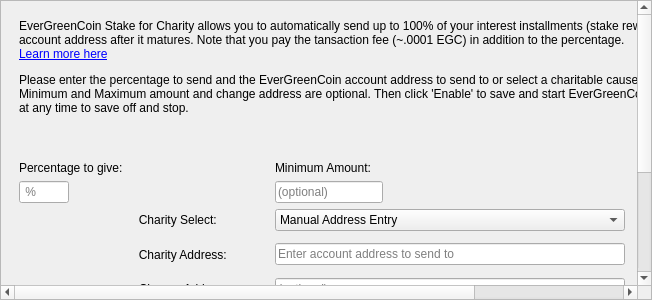
The window that src/qt/forms/charitydialog.ui (EverGreenCoinDev/EverGreenCoin) describes before a commit, drawn with Qt 5.
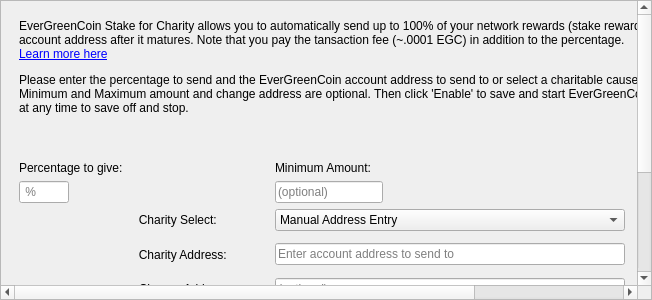
The same window after the commit. Icons and pictures are not drawn.

Commit message: Revert unintended changes

Diff of the .ui file:
```diff
--- a/src/qt/forms/charitydialog.ui
+++ b/src/qt/forms/charitydialog.ui
@@ -46,10 +46,10 @@
       </property>
       <property name="geometry">
        <rect>
-        <x>-145</x>
-        <y>-60</y>
-        <width>841</width>
-        <height>488</height>
+        <x>0</x>
+        <y>0</y>
+        <width>773</width>
+        <height>458</height>
        </rect>
       </property>
       <layout class="QGridLayout" name="gridLayout_3">
@@ -283,7 +283,7 @@
              <number>1</number>
             </property>
             <property name="text">
-             <string>&lt;html&gt;&lt;head/&gt;&lt;body&gt;&lt;p&gt;EverGreenCoin Stake for Charity allows you to automatically send up to 100% of your interest installments (stake rewards) to another EverGreenCoin account address after it matures. Note that you pay the tansaction fee (~.0001 EGC) in addition to the percentage.  &lt;br /&gt;&lt;a href=&quot;https://evergreencoin.org/staking-for-charity/&quot;&gt;Learn more here&lt;/a&gt;&lt;/p&gt;&lt;p&gt;Please enter the percentage to send and the EverGreenCoin account address to send to or select a charitable cause from the drop-down menu. Minimum and Maximum amount and change address are optional. Then click 'Enable' to save and start EverGreenCoin Stake for Charity. Click 'Disable' at any time to save off and stop.&lt;/p&gt;&lt;p&gt;&lt;br/&gt;&lt;/p&gt;&lt;/body&gt;&lt;/html&gt;</string>
+             <string>&lt;html&gt;&lt;head/&gt;&lt;body&gt;&lt;p&gt;EverGreenCoin Stake for Charity allows you to automatically send up to 100% of your network rewards (stake rewards) to another EverGreenCoin account address after it matures. Note that you pay the tansaction fee (~.0001 EGC) in addition to the percentage.  &lt;br /&gt;&lt;a href=&quot;https://evergreencoin.org/staking-for-charity/&quot;&gt;Learn more here&lt;/a&gt;&lt;/p&gt;&lt;p&gt;Please enter the percentage to send and the EverGreenCoin account address to send to or select a charitable cause from the drop-down menu. Minimum and Maximum amount and change address are optional. Then click 'Enable' to save and start EverGreenCoin Stake for Charity. Click 'Disable' at any time to save off and stop.&lt;/p&gt;&lt;p&gt;&lt;br/&gt;&lt;/p&gt;&lt;/body&gt;&lt;/html&gt;</string>
             </property>
             <property name="alignment">
              <set>Qt::AlignLeading|Qt::AlignLeft|Qt::AlignTop</set>
```
Left out of the diff: 11 changed lines with no effect on the pictures.
